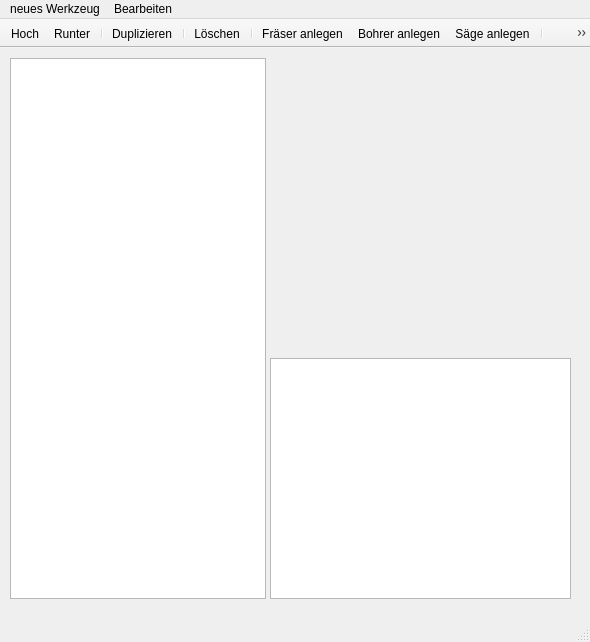
The window that mainwin_wkzmagazin.ui (TischlerWilly/postprozessor) describes before a commit, drawn with Qt 5.
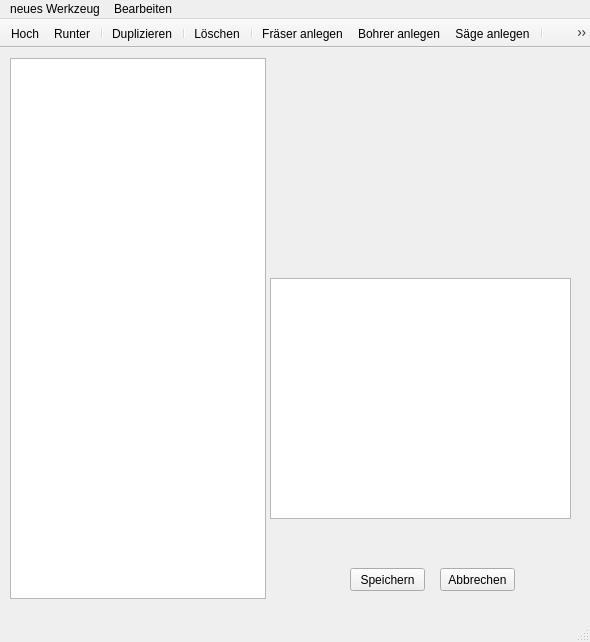
The same window after the commit. Icons and pictures are not drawn.

Commit message: weiter mit neuem wkzmagazin

```diff
--- a/mainwin_wkzmagazin.ui
+++ b/mainwin_wkzmagazin.ui
@@ -28,12 +28,38 @@
     <property name="geometry">
      <rect>
       <x>270</x>
-      <y>310</y>
+      <y>230</y>
       <width>301</width>
       <height>241</height>
      </rect>
     </property>
    </widget>
+   <widget class="QPushButton" name="pushButton_speichern">
+    <property name="geometry">
+     <rect>
+      <x>350</x>
+      <y>520</y>
+      <width>75</width>
+      <height>23</height>
+     </rect>
+    </property>
+    <property name="text">
+     <string>Speichern</string>
+    </property>
+   </widget>
+   <widget class="QPushButton" name="pushButton_abbrechen">
+    <property name="geometry">
+     <rect>
+      <x>440</x>
+      <y>520</y>
+      <width>75</width>
+      <height>23</height>
+     </rect>
+    </property>
+    <property name="text">
+     <string>Abbrechen</string>
+    </property>
+   </widget>
   </widget>
   <widget class="QMenuBar" name="menubar">
    <property name="geometry">
```
The commit also changes 13 other files.
